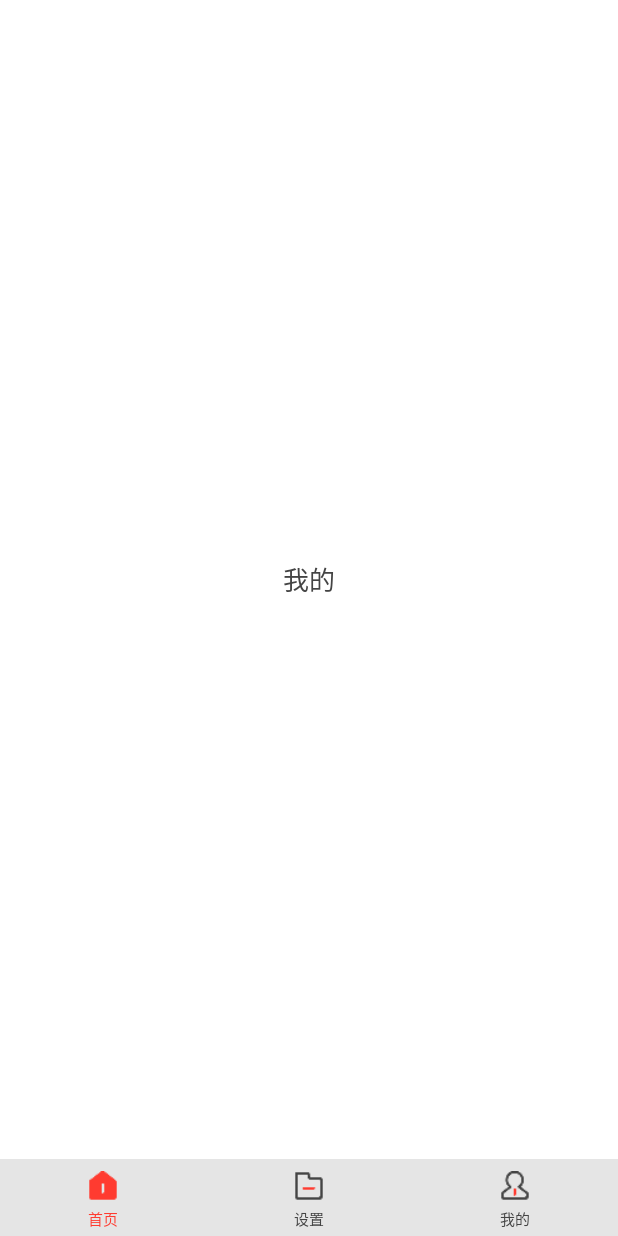
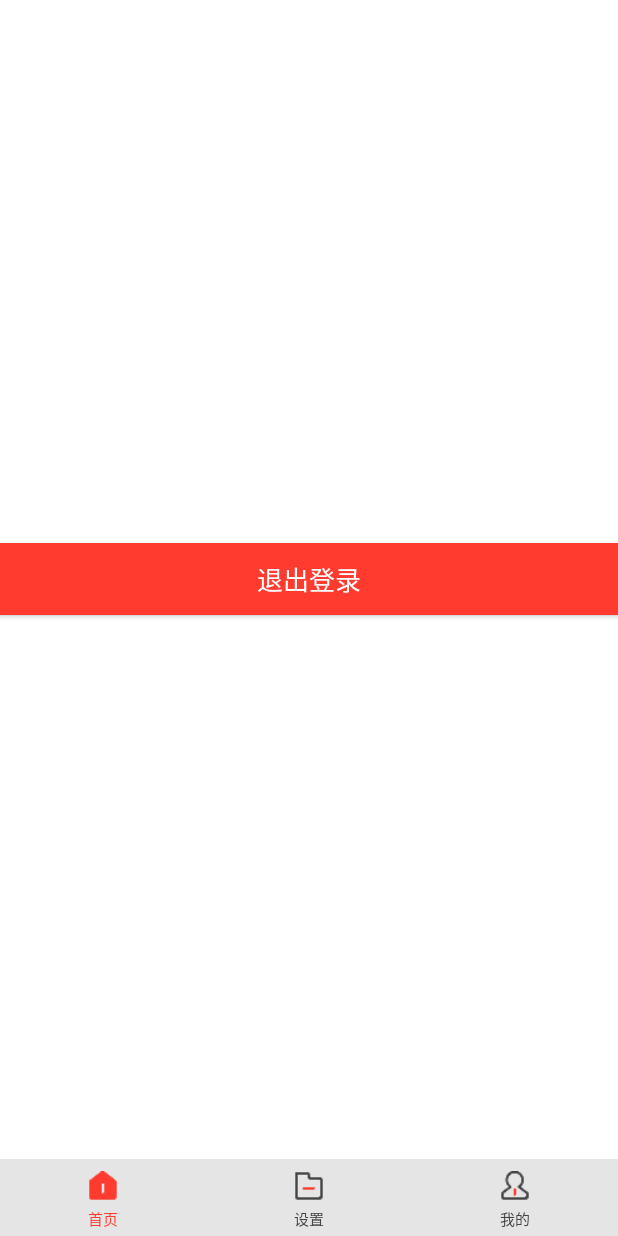
Before and after one commit to bravelee0717/NewsApp, an Android app: the fragment MineFragment placed in its activity, on a phone screen of 412 x 824 dp. Run offline under Robolectric (Android 15) with nearby library versions, the phone set to English and light mode, and no system bars.

Commit message:
add newapps

```diff
--- a/app/src/main/java/com/example/newsapp/fragment/MineFragment.java
+++ b/app/src/main/java/com/example/newsapp/fragment/MineFragment.java
@@ -1,24 +1,46 @@
 package com.example.newsapp.fragment;
 
 
+import android.content.Intent;
+import android.view.View;
+import android.widget.Button;
+
 import com.example.newsapp.R;
+import com.example.newsapp.activity.RegisterAndLoginActivity;
+import com.example.newsapp.utils.SharePreferenceUtil;
 
 /**
- *  我的
+ * 我的
  */
 public class MineFragment extends BaseFragment {
 
-    public static MineFragment getInstance(){
+    private Button exit_bt;
+
+    public static MineFragment getInstance() {
         return new MineFragment();
     }
+
     @Override
     public int viewById() {
         return R.layout.fragment_mine;
     }
 
     @Override
+    public void bindView(View rootView) {
+        exit_bt = $(rootView, R.id.exit_login);
+    }
+
+    @Override
     public void afterView() {
-
+        exit_bt.setOnClickListener(new View.OnClickListener() {
+            @Override
+            public void onClick(View v) {
+                SharePreferenceUtil.getInstance(getActivity()).clear();
+                Intent intent = new Intent(getActivity(), RegisterAndLoginActivity.class);
+                startActivity(intent);
+                getActivity().finish();
+            }
+        });
     }
 
 }
--- a/app/src/main/java/com/example/newsapp/utils/SharePreferenceUtil.java
+++ b/app/src/main/java/com/example/newsapp/utils/SharePreferenceUtil.java
@@ -39,6 +39,10 @@ public class SharePreferenceUtil {
         //传入getApplicationContext()不要传入activity防止内存泄漏
         sharedPreferences = context.getSharedPreferences(spname, Context.MODE_PRIVATE);
         editor = sharedPreferences.edit();
+    }
+
+    public void clear() {
+        editor.clear().commit();
     }
 
     public void saveString(String key, String value) {
@@ -85,6 +89,7 @@ public class SharePreferenceUtil {
     public long getLong(String key) {
         return sharedPreferences.getLong(key, 0);
     }
+
     //存储对象
     public void saveObject(String key, Object object) {
         ByteArrayOutputStream baos = new ByteArrayOutputStream();
--- a/app/src/main/res/layout/fragment_mine.xml
+++ b/app/src/main/res/layout/fragment_mine.xml
@@ -5,11 +5,12 @@
     android:background="@color/_ffffff"
     android:gravity="center">
 
-    <TextView
-        android:layout_width="wrap_content"
+    <Button
+        android:id="@+id/exit_login"
+        android:layout_width="match_parent"
         android:layout_height="wrap_content"
         android:textSize="17sp"
-        android:textColor="@color/_444444"
-        android:text="我的" />
+        android:background="@color/_ff3b30"
+        android:text="退出登录"/>
 
 </LinearLayout>
```
